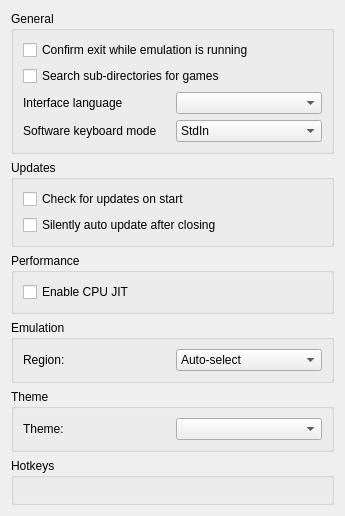
This is src/citra_qt/configuration/configure_general.ui in grimtnt/citra as Qt 5 draws it before an edit. The edited form follows.
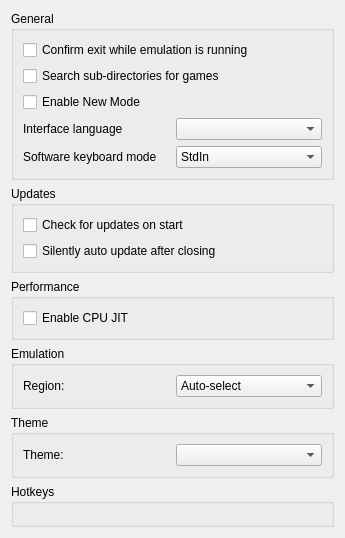
This is the edited form. Custom widgets are drawn as their Qt base class.

Patch:
```diff
--- a/src/citra_qt/configuration/configure_general.ui
+++ b/src/citra_qt/configuration/configure_general.ui
@@ -7,7 +7,7 @@
     <x>0</x>
     <y>0</y>
     <width>345</width>
-    <height>516</height>
+    <height>538</height>
    </rect>
   </property>
   <property name="windowTitle">
@@ -38,6 +38,13 @@
             </property>
            </widget>
           </item>
+          <item>
+           <widget class="QCheckBox" name="toggle_new_mode">
+            <property name="text">
+             <string>Enable New Mode</string>
+            </property>
+           </widget>
+          </item>
           <item>
            <layout class="QHBoxLayout" name="horizontalLayout_2">
             <item>
```
